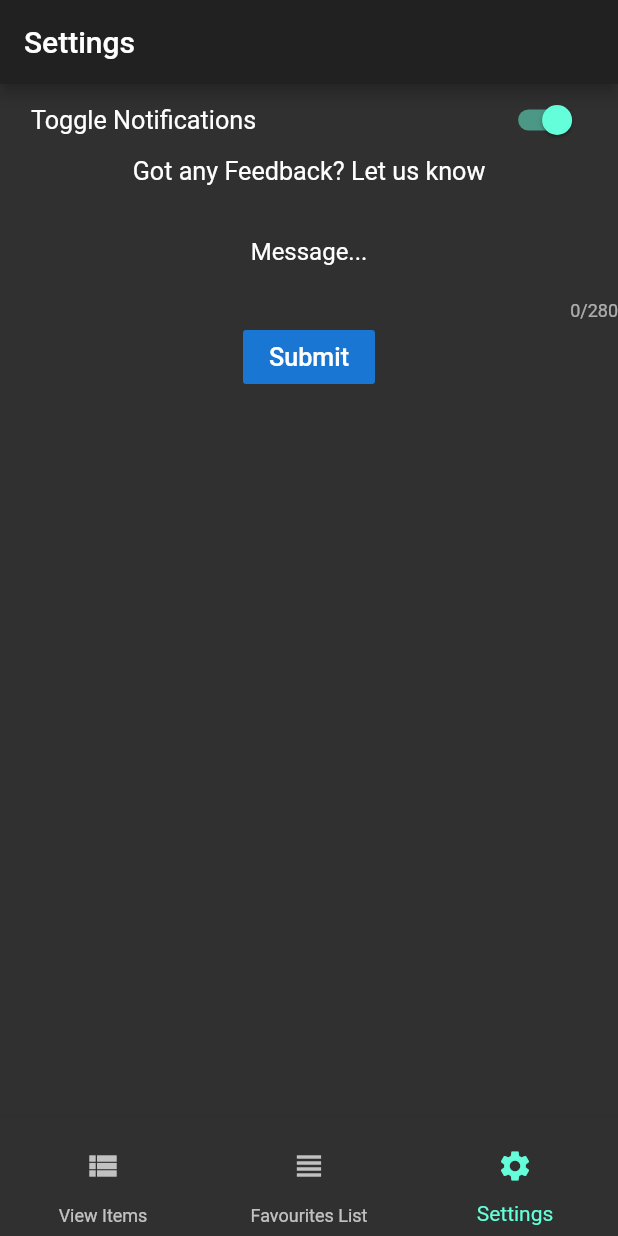
After one commit to salawum/FridgeBuddyMobile, a Flutter app: the FavList screen opened directly, item 3 of the bottom bar chosen, after a tap on "Submit", on a phone screen of 412 x 824 dp. The commit adds this screen. Run offline on Flutter 3.47's test engine with Material 2 defaults, Android fonts, the phone set to English and light mode, and no system bars; our stand-ins replace cloud_firestore; accounts and stored records are empty.

Commit message:
Added Settings and Favourites List Added Nav Bar Favourites List works but allows duplicates

```diff
--- /dev/null
+++ b/FridgeBuddy view list/FridgeBuddy view list/lib/app_screens/favouritesList.dart
@@ -0,0 +1,73 @@
+import 'package:flutter/material.dart';
+import './settings.dart';
+import './mainView.dart';
+
+class FavouritesList extends StatelessWidget {
+
+  Widget build(BuildContext context) {
+    return new MaterialApp(
+      debugShowCheckedModeBanner: false,
+      title: "Favourites List",
+      theme: new ThemeData(
+        primarySwatch: Colors.blue,
+        brightness: Brightness.dark,
+        inputDecorationTheme: InputDecorationTheme(
+          hintStyle: TextStyle(
+            color: Colors.white,
+          ),
+        ),
+      ),
+      home: new FavList(),
+    );
+  }
+}
+
+  class FavList extends StatefulWidget {
+  @override
+  _FavListState createState() => new _FavListState();
+  }
+
+  class _FavListState extends State<FavList> {
+
+    Widget build(BuildContext context)
+    {
+      //double height = MediaQuery.of(context).size.height;
+      return new Scaffold(
+        appBar: new AppBar(
+          title: Text("Favourites List",
+            style: TextStyle(
+              color: Colors.white,
+            ),
+          ),
+        ),
+        body: new FavouriteItem(),
+        bottomNavigationBar: BottomNavigationBar(
+          //onTap: onTabTapped, // new
+          currentIndex: 1, // new
+          items: [
+            new BottomNavigationBarItem(
+              icon: IconButton(
+                icon: Icon(Icons.view_list),
+                onPressed: ()=> Navigator.of(context).push(new MaterialPageRoute(builder: (BuildContext context) => new MainView())),
+              ),
+              title: Text("View Items",),
+            ),
+            new BottomNavigationBarItem(
+              icon: IconButton(
+                icon: Icon(Icons.view_headline),
+                onPressed: () {},
+              ),
+              title: Text("Favourites List"),
+            ),
+            new BottomNavigationBarItem(
+              icon: IconButton(
+                icon: Icon(Icons.settings),
+                onPressed: ()=> Navigator.of(context).push(new MaterialPageRoute(builder: (BuildContext context) => new Settings())),
+              ),
+              title: Text("Settings"),
+            ),
+          ],
+        ),
+      );
+    }
+  }
--- a/FridgeBuddy view list/FridgeBuddy view list/lib/app_screens/landingPage.dart
+++ b/FridgeBuddy view list/FridgeBuddy view list/lib/app_screens/landingPage.dart
@@ -11,7 +11,7 @@ class LoadScreen extends StatelessWidget{
         child: new Column(
           mainAxisAlignment: MainAxisAlignment.center,
           children: <Widget>[
-            new Text("FridgeBuddy", textScaleFactor: 4 , style: new TextStyle(color: Colors.white, fontWeight: FontWeight.bold)),
+            new Text("FridgeBuddy", textScaleFactor: 4 , style: new TextStyle(color: Colors.white, fontWeight: FontWeight.bold), textAlign: TextAlign.center,),
           ],
         ),
       ),
--- a/FridgeBuddy view list/FridgeBuddy view list/lib/app_screens/mainView.dart
+++ b/FridgeBuddy view list/FridgeBuddy view list/lib/app_screens/mainView.dart
@@ -1,8 +1,11 @@
 import 'package:flutter/material.dart';
 import 'package:cloud_firestore/cloud_firestore.dart';
+import './favouritesList.dart';
+import './settings.dart';
 
 final _textEditControl = TextEditingController();
 final _focus = FocusNode();
+List<ExpansionTile> favouriteItems = <ExpansionTile>[];
 
 BuildContext context;
 
@@ -11,7 +14,7 @@ class MainView extends StatelessWidget {
   Widget build(BuildContext context) {
     return new MaterialApp(
       debugShowCheckedModeBanner: false,
-      title: 'View List',
+      title: "View List",
       theme: new ThemeData(
         primarySwatch: Colors.blue,
         brightness: Brightness.dark,
@@ -106,7 +109,34 @@ class _MyHomePageState extends State<MyHomePage> {
             ),
           ],
         )
-      )
+      ),
+      bottomNavigationBar: BottomNavigationBar(
+        //onTap: onTabTapped, // new
+        currentIndex: 0, // new
+        items: [
+          new BottomNavigationBarItem(
+            icon: IconButton(
+              icon: Icon(Icons.view_list),
+              onPressed: () {},
+            ),
+            title: Text("View Items"),
+          ),
+          new BottomNavigationBarItem(
+            icon: IconButton(
+              icon: Icon(Icons.view_headline),
+              onPressed: ()=> Navigator.of(context).push(new MaterialPageRoute(builder: (BuildContext context) => new FavouritesList())),
+            ),
+            title: Text("Favourites List"),
+          ),
+          new BottomNavigationBarItem(
+            icon: IconButton(
+              icon: Icon(Icons.settings),
+              onPressed: ()=> Navigator.of(context).push(new MaterialPageRoute(builder: (BuildContext context) => new Settings())),
+            ),
+            title: Text("Settings"),
+          ),
+        ],
+      ),
     );
   }
 }
@@ -131,6 +161,39 @@ class ItemList extends StatelessWidget {
                 ItemInfo(str: document['Fridge'].toString(), iconImage: Icons.camera_rear,),
                 ItemInfo(str:document['Quantity'].toString(), iconImage: Icons.format_list_numbered,),
                 ItemInfo(str:document['Donator'].toString(), iconImage: Icons.home,),
+                FlatButton(
+                  child: Text(
+                    "Add to Favourites",
+                    textScaleFactor: 1.2,
+                  ),
+                  color: Colors.blue[700],
+                  onPressed: (){
+                    print("oof");
+                    favouriteItems.add(
+                      ExpansionTile(
+                        title: new Text(document['Item name'], textScaleFactor: 1.0, textAlign: TextAlign.left,),
+                        children: <Widget>[
+                          ItemInfo(str: document['Date Added'].toString(), iconImage: Icons.access_time,),
+                          ItemInfo(str: document['Fridge'].toString(), iconImage: Icons.camera_rear,),
+                          ItemInfo(str:document['Quantity'].toString(), iconImage: Icons.format_list_numbered,),
+                          ItemInfo(str:document['Donator'].toString(), iconImage: Icons.home,),
+                          FlatButton(
+                            child: Text(
+                              "Remove from Favourites",
+                              textScaleFactor: 1.2,
+                            ),
+                            color: Colors.blue[700],
+                            onPressed: () {
+                              print("oof");
+                              favouriteItems.removeWhere((item) => item.title.toString().contains(document['Item name']));
+                              Navigator.of(context).push(new MaterialPageRoute(builder: (BuildContext context) => new FavouritesList()));
+                            },
+                          ),
+                        ],
+                      )
+                    );
+                  }
+                ),
               ],
             );
           }).toList(),
@@ -140,8 +203,16 @@ class ItemList extends StatelessWidget {
   }
 }
 
-class ItemInfo extends StatelessWidget
-{
+class FavouriteItem extends StatelessWidget {
+  @override
+  Widget build(BuildContext context) {
+    return new ListView(
+      children: favouriteItems.toList(),
+    );
+  }
+}
+
+class ItemInfo extends StatelessWidget {
   const ItemInfo({this.str,this.iconImage});
 
   final String str;
--- /dev/null
+++ b/FridgeBuddy view list/FridgeBuddy view list/lib/app_screens/settings.dart
@@ -0,0 +1,137 @@
+import 'package:flutter/material.dart';
+import './favouritesList.dart';
+import './mainView.dart';
+
+final _feedback = TextEditingController();
+bool _notificationVal = true;
+
+class Settings extends StatelessWidget {
+
+  Widget build(BuildContext context) {
+    return new MaterialApp(
+      debugShowCheckedModeBanner: false,
+      title: "Settings",
+      theme: new ThemeData(
+        primarySwatch: Colors.blue,
+        brightness: Brightness.dark,
+        inputDecorationTheme: InputDecorationTheme(
+          hintStyle: TextStyle(
+            color: Colors.white,
+          ),
+        ),
+      ),
+      home: new AppSettings(),
+    );
+  }
+}
+
+class AppSettings extends StatefulWidget {
+  @override
+  _AppSettingsState createState() => new _AppSettingsState();
+}
+
+class _AppSettingsState extends State<AppSettings> {
+
+  Widget build(BuildContext context)
+  {
+    double width = MediaQuery.of(context).size.width;
+    return new Scaffold(
+      appBar: new AppBar(
+        title: Text("Settings",
+          style: TextStyle(
+            color: Colors.white,
+          ),
+        ),
+      ),
+      body: ListView(
+        children: <Widget>[
+          Column(
+            mainAxisAlignment: MainAxisAlignment.center,
+            children: <Widget>[
+              Padding(
+                padding: EdgeInsets.symmetric(horizontal: width * 0.05),
+                child: Row(
+                  mainAxisAlignment: MainAxisAlignment.spaceBetween,
+                  children: <Widget>[
+                    Text(
+                      "Toggle Notifications",
+                      textScaleFactor: 1.2,
+                    ),
+                    Switch(
+                      value: _notificationVal,
+                      onChanged: (bool newValue) {
+                        setState(() {
+                          _notificationVal = newValue;
+                          print(_notificationVal);
+                        });
+                      },
+                    ),
+                  ],
+                ),
+              ),
+              Column(
+                children: <Widget>[
+                  Text(
+                  "Got any Feedback? Let us know\n",
+                  textScaleFactor: 1.2,
+                  ),
+                  TextField(
+                    autofocus: false,
+                    keyboardType: TextInputType.multiline,
+                    maxLength: 280,
+                    autocorrect: true,
+                    maxLines: null,
+                    textAlign: TextAlign.center,
+                    controller: _feedback, //_feedback.text would hold the string value
+                    decoration: InputDecoration(
+                      border: InputBorder.none,
+                      hintText: "Message...",
+                    ),
+                  ),
+                  FlatButton(
+                      child: Text(
+                        "Submit",
+                        textScaleFactor: 1.2,
+                      ),
+                      color: Colors.blue[700],
+                      onPressed: (){
+                        print(_feedback.text);
+                        _feedback.text = "";
+                      }
+                  )
+                ],
+              )
+            ],
+          ),
+        ],
+      ),
+      bottomNavigationBar: BottomNavigationBar(
+        //onTap: onTabTapped, // new
+        currentIndex: 2, // new
+        items: [
+          new BottomNavigationBarItem(
+            icon: IconButton(
+              icon: Icon(Icons.view_list),
+              onPressed: ()=> Navigator.of(context).push(new MaterialPageRoute(builder: (BuildContext context) => new MainView())),
+            ),
+            title: Text("View Items",),
+          ),
+          new BottomNavigationBarItem(
+            icon: IconButton(
+              icon: Icon(Icons.view_headline),
+              onPressed: ()=> Navigator.of(context).push(new MaterialPageRoute(builder: (BuildContext context) => new FavouritesList())),
+            ),
+            title: Text("Favourites List"),
+          ),
+          new BottomNavigationBarItem(
+            icon: IconButton(
+              icon: Icon(Icons.settings),
+              onPressed: () {},
+            ),
+            title: Text("Settings"),
+          ),
+        ],
+      ),
+    );
+  }
+}
```
